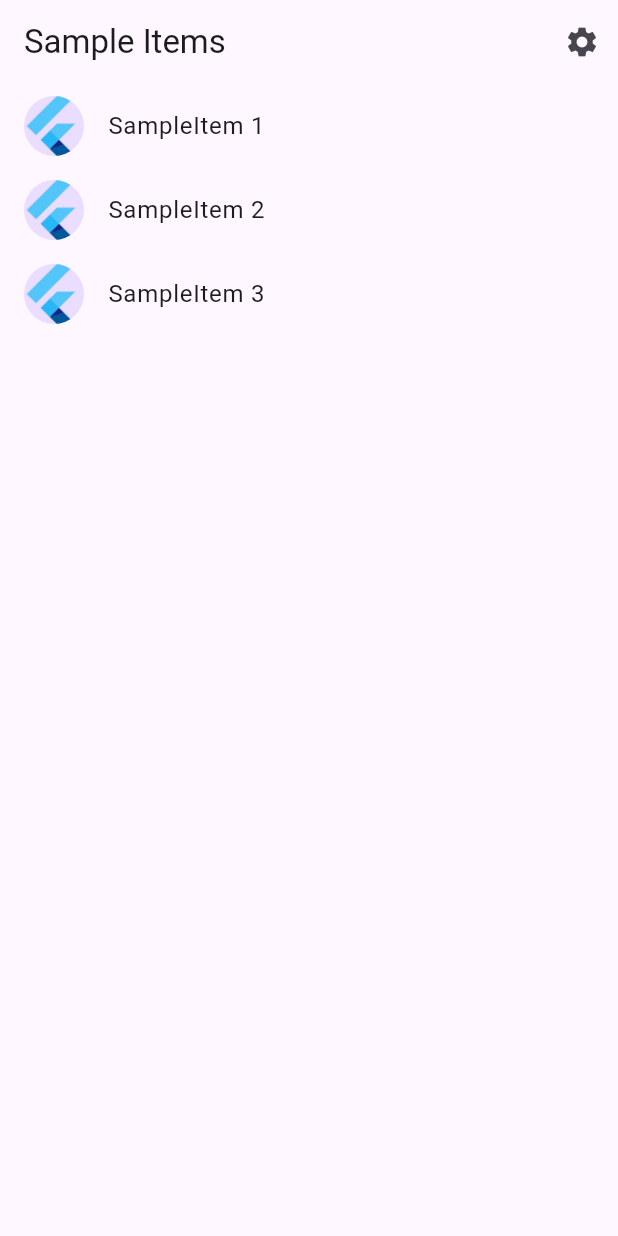
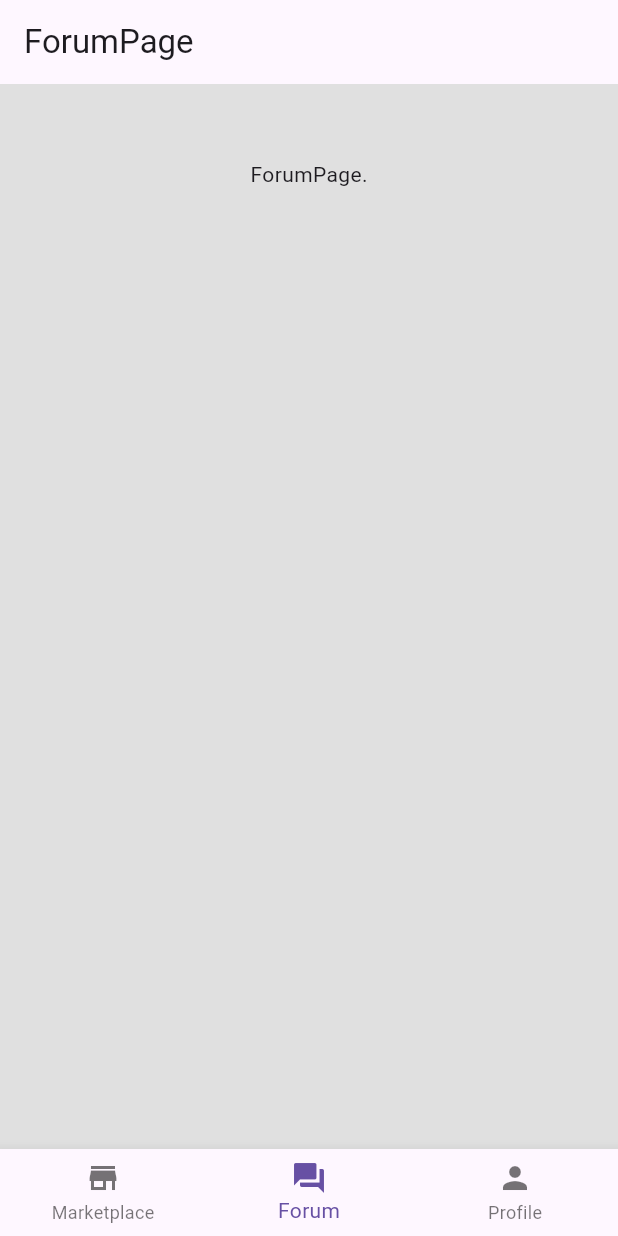
Before and after one commit to ajisairen/ingrained, a Flutter app: the screen it shows after launch, on a phone screen of 412 x 824 dp. Run offline on Flutter 3.47's test engine with Material 3 defaults, Android fonts, the light colour scheme and no system bars.

Commit message:
fixed boilerplate, navbar for everything (forum, profile, marketplace)

```diff
--- a/l10n.yaml
+++ /dev/null
@@ -1,3 +0,0 @@
-arb-dir: lib/src/localization
-template-arb-file: app_en.arb
-output-localization-file: app_localizations.dart
--- a/lib/main.dart
+++ b/lib/main.dart
@@ -1,20 +1,19 @@
 import 'package:flutter/material.dart';
-
-import 'src/app.dart';
-import 'src/settings/settings_controller.dart';
-import 'src/settings/settings_service.dart';
+import 'dart:async';
+import 'src/components/nav_bar.dart';
 
 void main() async {
-  // Set up the SettingsController, which will glue user settings to multiple
-  // Flutter Widgets.
-  final settingsController = SettingsController(SettingsService());
+  runApp(MyApp());
+}
 
-  // Load the user's preferred theme while the splash screen is displayed.
-  // This prevents a sudden theme change when the app is first displayed.
-  await settingsController.loadSettings();
+class MyApp extends StatelessWidget {
+  const MyApp({super.key});
 
-  // Run the app and pass in the SettingsController. The app listens to the
-  // SettingsController for changes, then passes it further down to the
-  // SettingsView.
-  runApp(MyApp(settingsController: settingsController));
+  @override
+  Widget build(BuildContext context) {
+    return MaterialApp(
+      debugShowCheckedModeBanner: false,
+      home: NavBar(),
+    );
+  }
 }
--- a/lib/src/app.dart
+++ /dev/null
@@ -1,85 +0,0 @@
-import 'package:flutter/material.dart';
-import 'package:flutter_gen/gen_l10n/app_localizations.dart';
-import 'package:flutter_localizations/flutter_localizations.dart';
-
-import 'sample_feature/sample_item_details_view.dart';
-import 'sample_feature/sample_item_list_view.dart';
-import 'settings/settings_controller.dart';
-import 'settings/settings_view.dart';
-
-/// The Widget that configures your application.
-class MyApp extends StatelessWidget {
-  const MyApp({
-    super.key,
-    required this.settingsController,
-  });
-
-  final SettingsController settingsController;
-
-  @override
-  Widget build(BuildContext context) {
-    // Glue the SettingsController to the MaterialApp.
-    //
-    // The ListenableBuilder Widget listens to the SettingsController for changes.
-    // Whenever the user updates their settings, the MaterialApp is rebuilt.
-    return ListenableBuilder(
-      listenable: settingsController,
-      builder: (BuildContext context, Widget? child) {
-        return MaterialApp(
-          // Providing a restorationScopeId allows the Navigator built by the
-          // MaterialApp to restore the navigation stack when a user leaves and
-          // returns to the app after it has been killed while running in the
-          // background.
-          restorationScopeId: 'app',
-
-          // Provide the generated AppLocalizations to the MaterialApp. This
-          // allows descendant Widgets to display the correct translations
-          // depending on the user's locale.
-          localizationsDelegates: const [
-            AppLocalizations.delegate,
-            GlobalMaterialLocalizations.delegate,
-            GlobalWidgetsLocalizations.delegate,
-            GlobalCupertinoLocalizations.delegate,
-          ],
-          supportedLocales: const [
-            Locale('en', ''), // English, no country code
-          ],
-
-          // Use AppLocalizations to configure the correct application title
-          // depending on the user's locale.
-          //
-          // The appTitle is defined in .arb files found in the localization
-          // directory.
-          onGenerateTitle: (BuildContext context) =>
-              AppLocalizations.of(context)!.appTitle,
-
-          // Define a light and dark color theme. Then, read the user's
-          // preferred ThemeMode (light, dark, or system default) from the
-          // SettingsController to display the correct theme.
-          theme: ThemeData(),
-          darkTheme: ThemeData.dark(),
-          themeMode: settingsController.themeMode,
-
-          // Define a function to handle named routes in order to support
-          // Flutter web url navigation and deep linking.
-          onGenerateRoute: (RouteSettings routeSettings) {
-            return MaterialPageRoute<void>(
-              settings: routeSettings,
-              builder: (BuildContext context) {
-                switch (routeSettings.name) {
-                  case SettingsView.routeName:
-                    return SettingsView(controller: settingsController);
-                  case SampleItemDetailsView.routeName:
-                    return const SampleItemDetailsView();
-                  case SampleItemListView.routeName:
-                  default:
-                    return const SampleItemListView();
-                }
-              },
-            );
-          },
-        );
-      },
-    );
-  }
-}
--- /dev/null
+++ b/lib/src/components/nav_bar.dart
@@ -0,0 +1,48 @@
+import 'package:flutter/material.dart';
+import '../pages/forum_page.dart';
+import '../pages/profile_page.dart';
+import '../pages/marketplace_page.dart';
+
+class NavBar extends StatefulWidget {
+  @override
+  _NavBarState createState() => _NavBarState();
+}
+
+class _NavBarState extends State<NavBar> {
+  int pageIndex = 1;
+
+  final List<Widget> pages = [
+    const MarketPage(),
+    const ForumPage(),
+    const ProfilePage(),
+  ];
+
+  @override
+  Widget build(BuildContext context) {
+    return Scaffold(
+      body: pages[pageIndex],
+      bottomNavigationBar: BottomNavigationBar(
+        currentIndex: pageIndex,
+        onTap: (index) {
+          setState(() {
+            pageIndex = index;
+          });
+        },
+        items: const [
+          BottomNavigationBarItem(
+            icon: Icon(Icons.store),
+            label: 'Marketplace',
+          ),
+          BottomNavigationBarItem(
+            icon: Icon(Icons.forum),
+            label: 'Forum',
+          ),
+          BottomNavigationBarItem(
+            icon: Icon(Icons.person),
+            label: 'Profile',
+          ),
+        ],
+      ),
+    );
+  }
+}
--- a/lib/src/localization/app_en.arb
+++ /dev/null
@@ -1,6 +0,0 @@
-{
-  "appTitle": "ingrained",
-  "@appTitle": {
-    "description": "The title of the application"
-  }
-}
--- /dev/null
+++ b/lib/src/pages/forum_page.dart
@@ -0,0 +1,21 @@
+import 'package:flutter/material.dart';
+
+class ForumPage extends StatelessWidget {
+  const ForumPage({super.key});
+
+  @override
+  Widget build(BuildContext context) {
+    return Scaffold(
+      appBar: AppBar(title: Text("ForumPage")),
+      backgroundColor: Colors.grey[300],
+      body: SafeArea(
+        child: Column(
+          children: [
+            const SizedBox(height: 50),
+            Center(
+              child: Text("ForumPage."))],
+        )
+      )
+    );
+  }
+}
--- a/lib/src/sample_feature/sample_item.dart
+++ /dev/null
@@ -1,6 +0,0 @@
-/// A placeholder class that represents an entity or model.
-class SampleItem {
-  const SampleItem(this.id);
-
-  final int id;
-}
--- a/lib/src/sample_feature/sample_item_list_view.dart
+++ /dev/null
@@ -1,71 +0,0 @@
-import 'package:flutter/material.dart';
-
-import '../settings/settings_view.dart';
-import 'sample_item.dart';
-import 'sample_item_details_view.dart';
-
-/// Displays a list of SampleItems.
-class SampleItemListView extends StatelessWidget {
-  const SampleItemListView({
-    super.key,
-    this.items = const [SampleItem(1), SampleItem(2), SampleItem(3)],
-  });
-
-  static const routeName = '/';
-
-  final List<SampleItem> items;
-
-  @override
-  Widget build(BuildContext context) {
-    return Scaffold(
-      appBar: AppBar(
-        title: const Text('Sample Items'),
-        actions: [
-          IconButton(
-            icon: const Icon(Icons.settings),
-            onPressed: () {
-              // Navigate to the settings page. If the user leaves and returns
-              // to the app after it has been killed while running in the
-              // background, the navigation stack is restored.
-              Navigator.restorablePushNamed(context, SettingsView.routeName);
-            },
-          ),
-        ],
-      ),
-
-      // To work with lists that may contain a large number of items, it’s best
-      // to use the ListView.builder constructor.
-      //
-      // In contrast to the default ListView constructor, which requires
-      // building all Widgets up front, the ListView.builder constructor lazily
-      // builds Widgets as they’re scrolled into view.
-      body: ListView.builder(
-        // Providing a restorationId allows the ListView to restore the
-        // scroll position when a user leaves and returns to the app after it
-        // has been killed while running in the background.
-        restorationId: 'sampleItemListView',
-        itemCount: items.length,
-        itemBuilder: (BuildContext context, int index) {
-          final item = items[index];
-
-          return ListTile(
-            title: Text('SampleItem ${item.id}'),
-            leading: const CircleAvatar(
-              // Display the Flutter Logo image asset.
-              foregroundImage: AssetImage('assets/images/flutter_logo.png'),
-            ),
-            onTap: () {
-              // Navigate to the details page. If the user leaves and returns to
-              // the app after it has been killed while running in the
-              // background, the navigation stack is restored.
-              Navigator.restorablePushNamed(
-                context,
-                SampleItemDetailsView.routeName,
-              );
-            }
-          );
-        },
-      ),
-    );
-  }
-}
--- a/lib/src/settings/settings_controller.dart
+++ /dev/null
@@ -1,50 +0,0 @@
-import 'package:flutter/material.dart';
-
-import 'settings_service.dart';
-
-/// A class that many Widgets can interact with to read user settings, update
-/// user settings, or listen to user settings changes.
-///
-/// Controllers glue Data Services to Flutter Widgets. The SettingsController
-/// uses the SettingsService to store and retrieve user settings.
-class SettingsController with ChangeNotifier {
-  SettingsController(this._settingsService);
-
-  // Make SettingsService a private variable so it is not used directly.
-  final SettingsService _settingsService;
-
-  // Make ThemeMode a private variable so it is not updated directly without
-  // also persisting the changes with the SettingsService.
-  late ThemeMode _themeMode;
-
-  // Allow Widgets to read the user's preferred ThemeMode.
-  ThemeMode get themeMode => _themeMode;
-
-  /// Load the user's settings from the SettingsService. It may load from a
-  /// local database or the internet. The controller only knows it can load the
-  /// settings from the service.
-  Future<void> loadSettings() async {
-    _themeMode = await _settingsService.themeMode();
-
-    // Important! Inform listeners a change has occurred.
-    notifyListeners();
-  }
-
-  /// Update and persist the ThemeMode based on the user's selection.
-  Future<void> updateThemeMode(ThemeMode? newThemeMode) async {
-    if (newThemeMode == null) return;
-
-    // Do not perform any work if new and old ThemeMode are identical
-    if (newThemeMode == _themeMode) return;
-
-    // Otherwise, store the new ThemeMode in memory
-    _themeMode = newThemeMode;
-
-    // Important! Inform listeners a change has occurred.
-    notifyListeners();
-
-    // Persist the changes to a local database or the internet using the
-    // SettingService.
-    await _settingsService.updateThemeMode(newThemeMode);
-  }
-}
--- a/lib/src/settings/settings_service.dart
+++ /dev/null
@@ -1,17 +0,0 @@
-import 'package:flutter/material.dart';
-
-/// A service that stores and retrieves user settings.
-///
-/// By default, this class does not persist user settings. If you'd like to
-/// persist the user settings locally, use the shared_preferences package. If
-/// you'd like to store settings on a web server, use the http package.
-class SettingsService {
-  /// Loads the User's preferred ThemeMode from local or remote storage.
-  Future<ThemeMode> themeMode() async => ThemeMode.system;
-
-  /// Persists the user's preferred ThemeMode to local or remote storage.
-  Future<void> updateThemeMode(ThemeMode theme) async {
-    // Use the shared_preferences package to persist settings locally or the
-    // http package to persist settings over the network.
-  }
-}
```
Also changed, not shown: lib/src/pages/login_page.dart (added, +21 -0 lines), lib/src/pages/marketplace_page.dart (added, +21 -0 lines), lib/src/pages/profile_page.dart (added, +21 -0 lines), lib/src/sample_feature/sample_item_details_view.dart (deleted, +0 -20 lines), lib/src/settings/settings_view.dart (deleted, +0 -51 lines), 1 other file.
